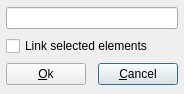
Qt form sources/dialogs/dialognewelement.ui (davy7125/polyphone) before a commit.
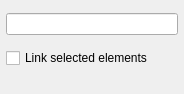
The same form after that commit. Icons and pictures are not drawn.

Commit message:
Button order in dialogs
Closes #322

```diff
--- a/sources/dialogs/dialognewelement.ui
+++ b/sources/dialogs/dialognewelement.ui
@@ -36,32 +36,8 @@
    <item row="0" column="0" colspan="3">
     <widget class="QLineEdit" name="lineEdit"/>
    </item>
-   <item row="2" column="1">
-    <spacer name="horizontalSpacer">
-     <property name="orientation">
-      <enum>Qt::Horizontal</enum>
-     </property>
-     <property name="sizeHint" stdset="0">
-      <size>
-       <width>40</width>
-       <height>20</height>
-      </size>
-     </property>
-    </spacer>
-   </item>
-   <item row="2" column="2">
-    <widget class="QPushButton" name="pushCancel">
-     <property name="text">
-      <string>&amp;Cancel</string>
-     </property>
-    </widget>
-   </item>
-   <item row="2" column="0">
-    <widget class="QPushButton" name="pushOk">
-     <property name="text">
-      <string>&amp;Ok</string>
-     </property>
-    </widget>
+   <item row="2" column="0" colspan="3">
+    <widget class="QDialogButtonBox" name="buttonBox"/>
    </item>
    <item row="1" column="0" colspan="3">
     <widget class="QCheckBox" name="checkLink">
```
Left out of the diff: 2 changed lines with no effect on the pictures. The commit also changes 89 other files.
